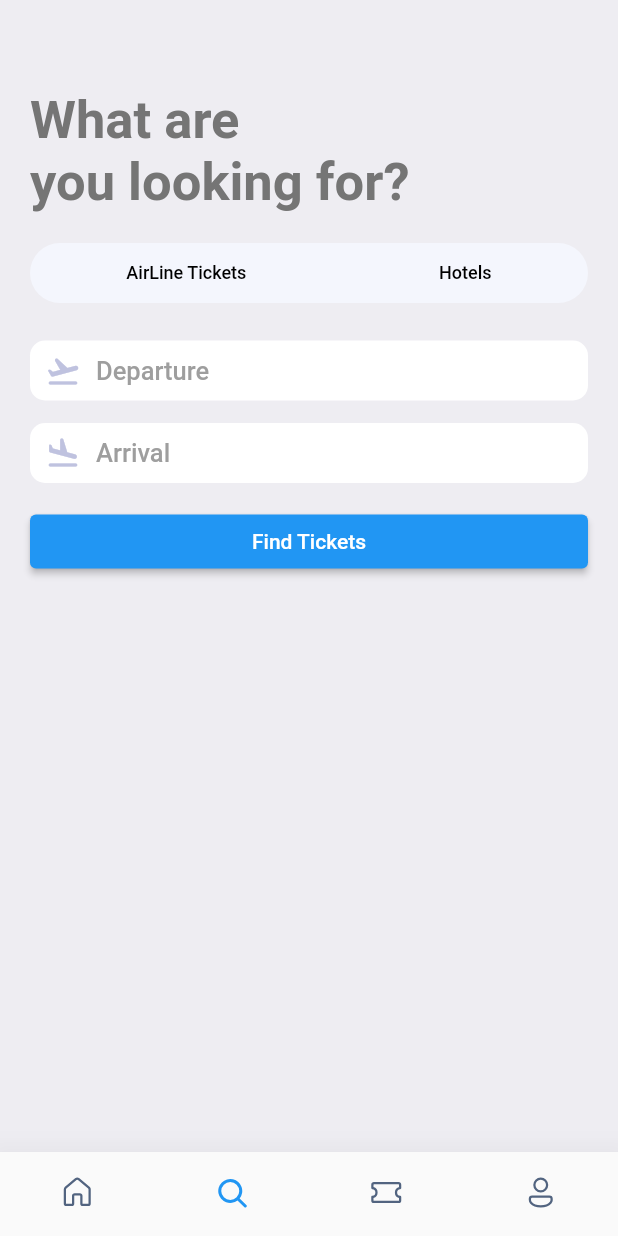
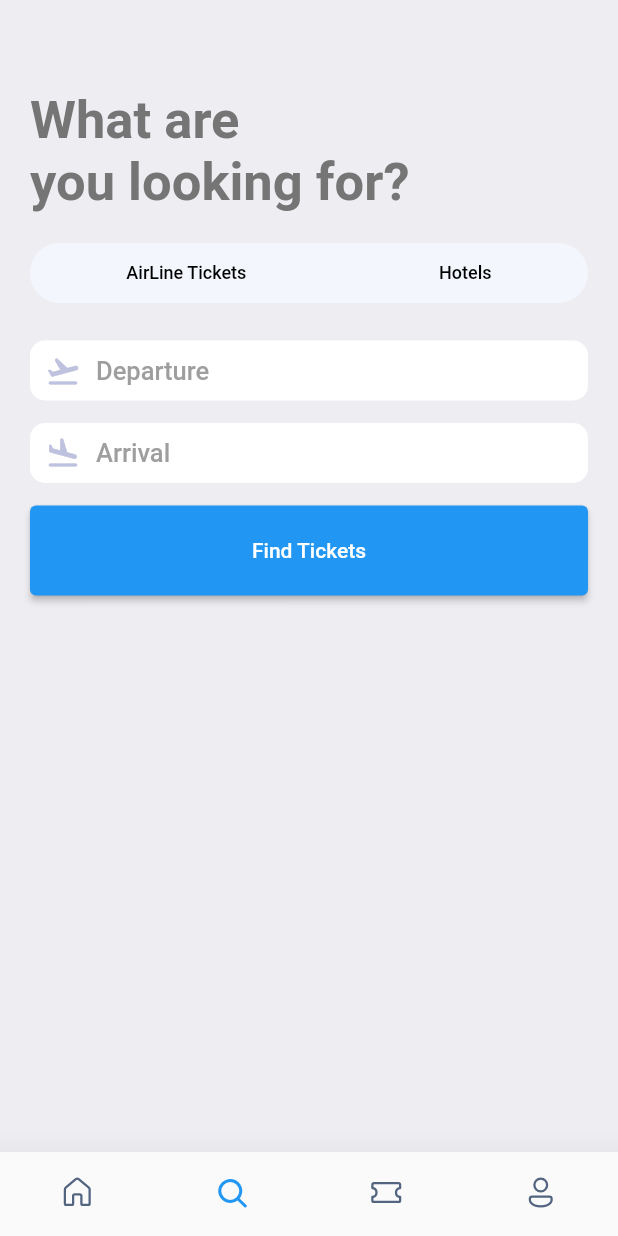
Before and after one commit to Willan0/ticket_aeroplane, a Flutter app: the screen it shows after launch, item 2 of the bottom bar chosen, on a phone screen of 412 x 824 dp. Run offline on Flutter 3.47's test engine with Material 2 defaults, Android fonts, the phone set to English and light mode, and no system bars; our stand-ins replace fluentui_icons, gap, get.

Commit message:
ticket_aeroplane

```diff
--- a/lib/screen/search_screen.dart
+++ b/lib/screen/search_screen.dart
@@ -48,7 +48,13 @@ class Search extends StatelessWidget {
           Gap(AppLayout.getHeight(15)),
           const AppIconText(icon:Icons.flight_land_rounded ,  text: "Arrival"),
           Gap(AppLayout.getHeight(15)),
-          ElevatedButton(onPressed: (){}, child: const Text("Find Tickets"))
+          Container(
+              height: AppLayout.getHeight(60),
+              decoration: BoxDecoration(
+                borderRadius: BorderRadius.circular(10)
+              ),
+              child: ElevatedButton(onPressed: (){}, child: const Text("Find Tickets"))
+          )
         ],
       ),
     );
```
